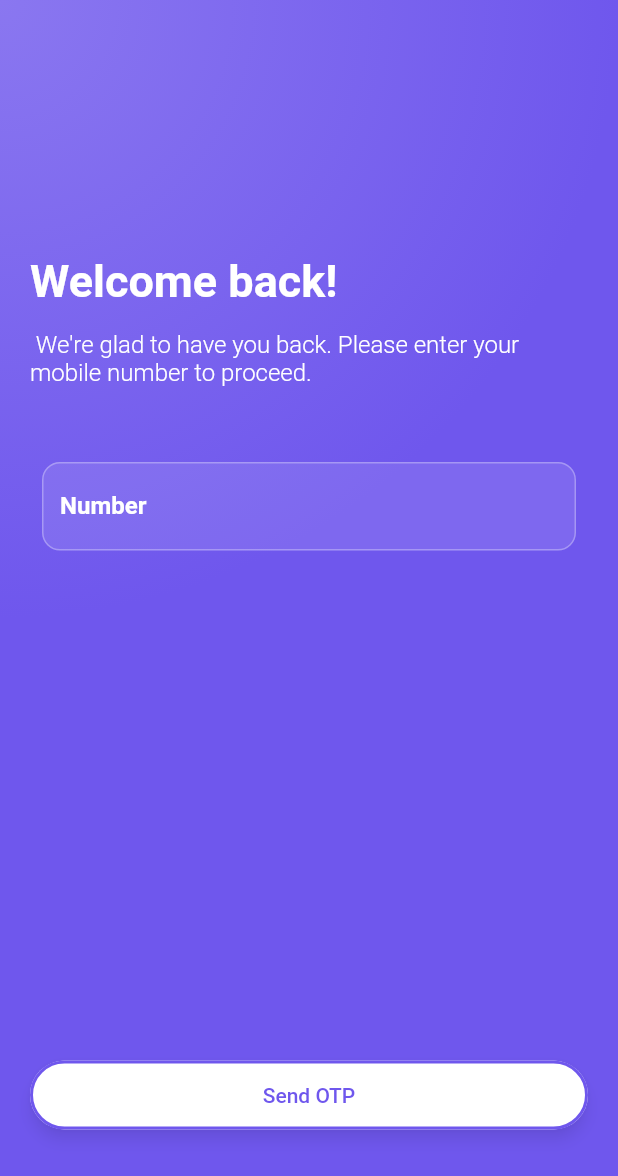
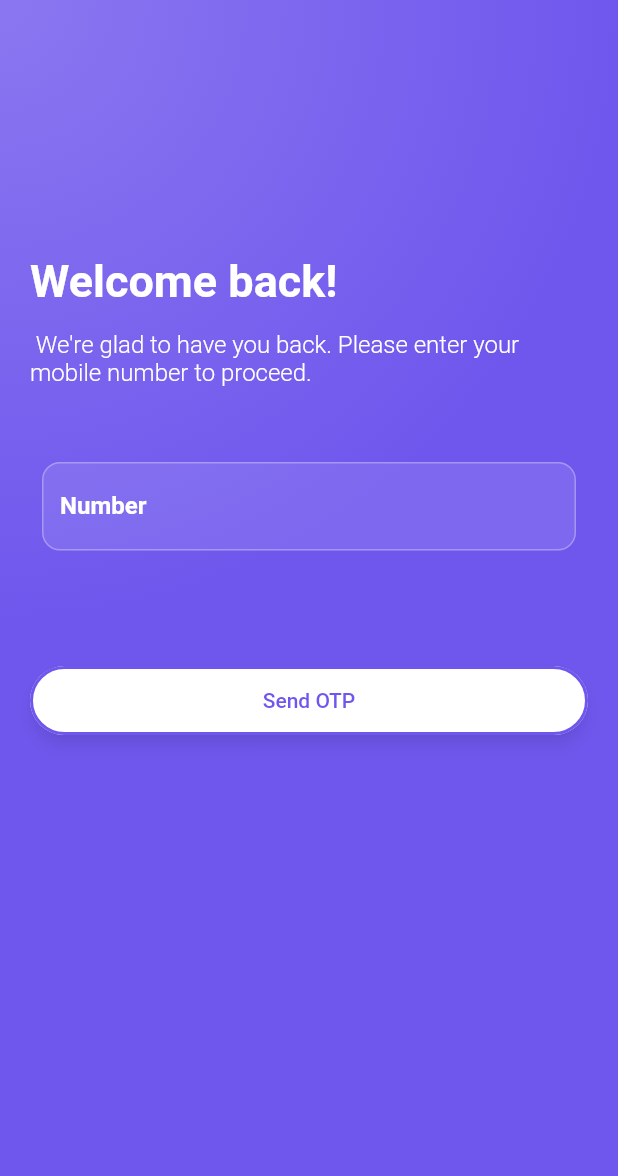
Before and after one commit to mubashirspam/whizapp, a Flutter app: the screen it shows after launch, after a tap on "Skip", after a tap on "Get Started", on a phone screen of 412 x 824 dp. Shown: the top 1176 px of the screen. Run offline on Flutter 3.47's test engine with Material 2 defaults, Android fonts, the light colour scheme and no system bars; our stand-ins replace cloud_firestore, firebase_auth, firebase_core, flutter_svg, freezed_annotation, get and 1 more; accounts and stored records are empty; statements that could not run were skipped.

Commit message:
login Page

```diff
--- a/lib/main.dart
+++ b/lib/main.dart
@@ -1,3 +1,5 @@
+
+
 
 
 
@@ -24,6 +26,9 @@ Future<void> main() async {
   await Firebase.initializeApp(
     options: DefaultFirebaseOptions.currentPlatform,
   );
+
+
+
   runApp(const MyApp());
 }
 
--- a/lib/view/common_widgets/button_widget.dart
+++ b/lib/view/common_widgets/button_widget.dart
@@ -3,7 +3,7 @@ import 'package:whizapp/core/them/color.dart';
 
 class ButtonWidget extends StatelessWidget {
   final String name;
-  final VoidCallback onPressed;
+  final VoidCallback ? onPressed;
 
   final Color? bgColor;
   final Color? bgInColor;
--- a/lib/view/constants/const_dimensions.dart
+++ b/lib/view/constants/const_dimensions.dart
@@ -1,6 +1,9 @@
+
+
 class ConstDimensions {
   ConstDimensions._();
   static const double iconWidth = 35;
   static const double dividerThickness = 2.5;
   static const double appPadding = 20;
+
 }
--- a/lib/view/login/login_page.dart
+++ b/lib/view/login/login_page.dart
@@ -6,6 +6,7 @@ import 'package:whizapp/controller/authentication/country_controller.dart';
 
 import 'package:whizapp/core/them/color.dart';
 import 'package:whizapp/view/common_widgets/button_widget.dart';
+import 'package:whizapp/view/constants/const_dimensions.dart';
 import 'package:whizapp/view/login/widget/mobile_inputfield.dart';
 import 'package:whizapp/view/login/widget/otp_widget.dart';
 
@@ -37,7 +38,8 @@ class LoginPage extends StatelessWidget {
 
     return Scaffold(
       backgroundColor: AppColor.primeryLight,
-      body: Container(
+      body: SingleChildScrollView(
+        child: Container(
           padding: const EdgeInsets.all(20),
           decoration: const BoxDecoration(
             gradient: RadialGradient(
@@ -56,7 +58,7 @@ class LoginPage extends StatelessWidget {
               mainAxisAlignment: MainAxisAlignment.center,
               crossAxisAlignment: CrossAxisAlignment.start,
               children: [
-              const SizedBox(height: 150),
+            const SizedBox(height: 150,),
                 Obx(() => authController.isOtpSent.value
                     ? const Text(
                         "Verification",
@@ -133,13 +135,22 @@ class LoginPage extends StatelessWidget {
                         color: AppColor.whiteLight, fontWeight: FontWeight.bold),
                   ),
                 )),
-              const Spacer(),
+              const SizedBox(height: 30,),
                 Row(
                   children: [
                     Expanded(
                       child: Obx(
                         () => authController.isOtpSent.value
-                          ? ButtonWidget(
+                            ? Column(
+                              children: [
+                                authController.resendOTP.value?ButtonWidget(
+                                  name: 'Resend otp',bgColor: AppColor.backgroundLight,
+                                  fgColor: AppColor.primeryLight,
+                                  onPressed: (){
+                                  authController.resendOtp();
+                                }, ):Text("Resend otp : ${authController.resendAfter}"),
+                              const SizedBox(height: 20,),
+                                ButtonWidget(
                                     name: "verify",
                                     onPressed: ()async {
                                       authController.otp.value = "";
@@ -150,13 +161,15 @@ class LoginPage extends StatelessWidget {
                                     },
                                     bgColor: AppColor.whiteLight,
                                     fgColor: AppColor.textVilotLight,
+                                  ),
+                              ],
                             )
                             : ButtonWidget(
                                 name: authController.isSendingOTP.value
                                     ? "sending..."
                                     : "Send OTP",
                                 onPressed: authController.isSendingOTP.value
-                                  ? () {}
+                                    ? null
                                     : () {
                                         final form = _formKey.currentState;
                                         if (form!.validate()) {
@@ -175,6 +188,7 @@ class LoginPage extends StatelessWidget {
                   height: 50,
                 )
               ],
+            ),
           ),
         ),
       ),
--- a/pubspec.yaml
+++ b/pubspec.yaml
@@ -22,6 +22,8 @@ dependencies:
   cloud_firestore: ^4.4.3
   loading_indicator: ^3.1.0
 
+
+
 dev_dependencies:
   flutter_test:
     sdk: flutter
```
Also changed, not shown: lib/controller/authentication/auth_controller.dart (+82 -17 lines), lib/view/login/widget/otp_widget.dart (+12 -1 lines), pubspec.lock, 1 other file. Lines whose indentation alone changed are shown as unchanged.
